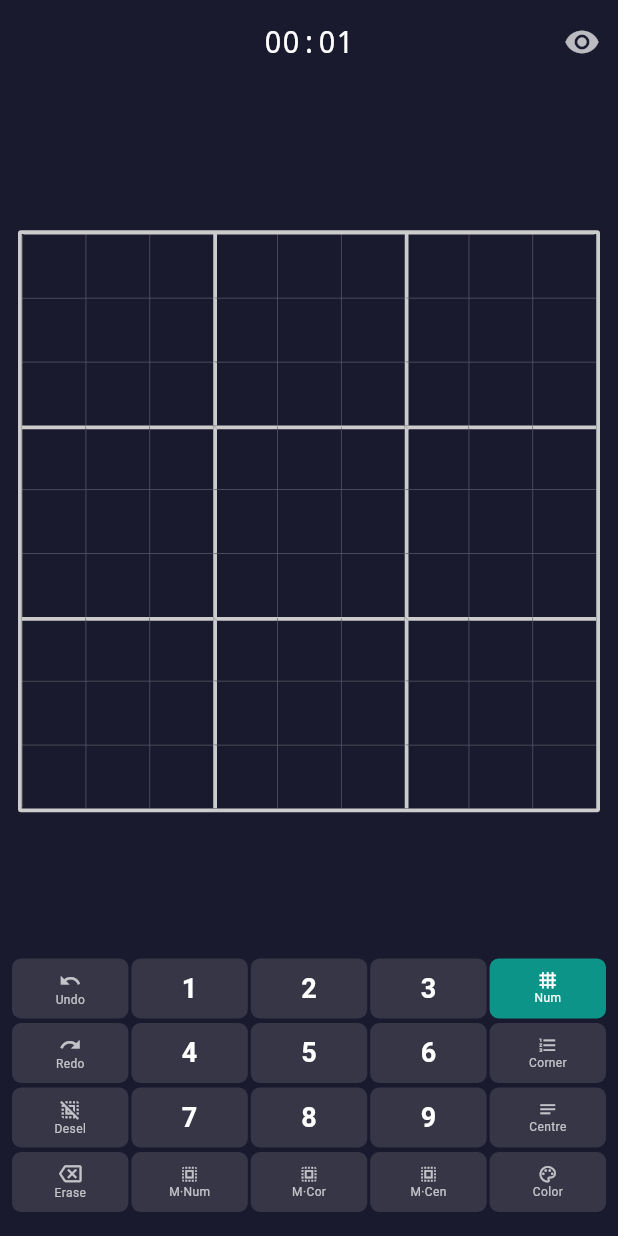
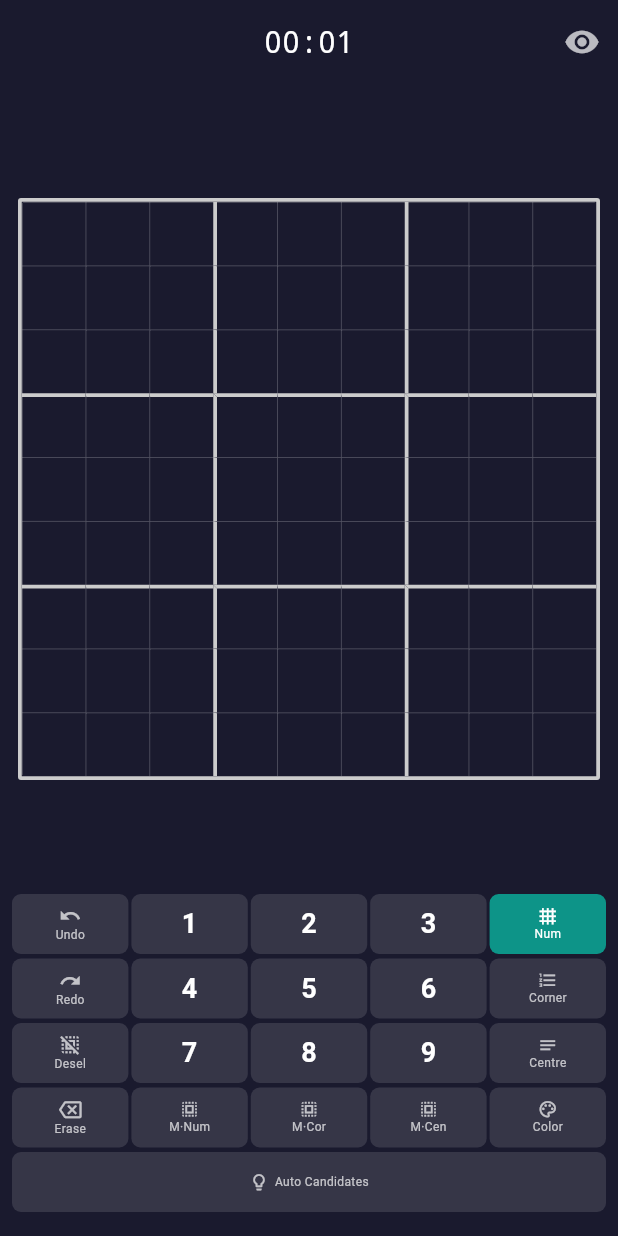
Before and after one commit to NVME-git/InGrid, a Flutter app: the GameScreen screen opened by its route, on a phone screen of 412 x 824 dp. Run offline on Flutter 3.47's test engine with Material 3 defaults, Android fonts, the phone set to English and light mode, and no system bars; our stand-ins replace flutter_riverpod, go_router.

Commit message:
Add pinned-digit peer highlight and auto-candidates toggle
Co-authored-by: NVME-git <30406909+NVME-git@users.noreply.github.com>
Agent-Logs-Url: https://github.com/NVME-git/InGrid/sessions/9488c37b-2b39-4e62-8e5a-c3087aba7f29

```diff
--- a/lib/features/game/game_state.dart
+++ b/lib/features/game/game_state.dart
@@ -38,6 +38,9 @@ class GameState {
   /// When set (and selectedCells is empty), tints all cells containing this digit
   /// with the same-value highlight — used by the long-press digit action.
   final int? pinnedDigit;
+  /// When true, every empty cell that has no user-written notes shows its
+  /// computed valid candidates as dim corner notes.
+  final bool autoCandidates;
 
   const GameState({
     required this.board,
@@ -55,6 +58,7 @@ class GameState {
     this.flashNoteDigit,
     this.flashNoteMode,
     this.pinnedDigit,
+    this.autoCandidates = false,
   });
 
   GameState copyWith({
@@ -77,6 +81,7 @@ class GameState {
     int? pinnedDigit,
     // Pass clearPinnedDigit: true to null-out the pinned digit highlight.
     bool clearPinnedDigit = false,
+    bool? autoCandidates,
   }) {
     return GameState(
       board: board ?? this.board,
@@ -94,6 +99,7 @@ class GameState {
       flashNoteDigit: clearFlash ? null : (flashNoteDigit ?? this.flashNoteDigit),
       flashNoteMode: clearFlash ? null : (flashNoteMode ?? this.flashNoteMode),
       pinnedDigit: clearPinnedDigit ? null : (pinnedDigit ?? this.pinnedDigit),
+      autoCandidates: autoCandidates ?? this.autoCandidates,
     );
   }
 }
@@ -481,6 +487,10 @@ class GameNotifier extends Notifier<GameState> {
     state = state.copyWith(showConflicts: !state.showConflicts);
   }
 
+  void toggleAutoCandidates() {
+    state = state.copyWith(autoCandidates: !state.autoCandidates);
+  }
+
   void _saveUndoSnapshot() {
     _undoStack.add(state.board.copy());
   }
--- a/lib/features/game/widgets/digit_toolbar.dart
+++ b/lib/features/game/widgets/digit_toolbar.dart
@@ -2,15 +2,16 @@ import 'package:flutter/material.dart';
 import 'package:flutter_riverpod/flutter_riverpod.dart';
 import '../game_state.dart';
 
-// Compact 4-row grid layout — never overflows in portrait or landscape:
+// Compact layout — never overflows in portrait or landscape:
 //
 //   Row 1:  [Undo]     [1] [2] [3]  [Num]
 //   Row 2:  [Redo]     [4] [5] [6]  [Corner]
 //   Row 3:  [Deselect] [7] [8] [9]  [Centre]
 //   Row 4:  [Erase] [M·Num] [M·Cor] [M·Cen] [Color]
-//   Row 5:  (compact color-picker — only visible in Color mode)
+//   Row 5:  [Auto Candidates  (full-width toggle)]
+//   Row 6:  (compact color-picker — only visible in Color mode)
 //
-// Each row uses 5 Expanded children separated by 2 px gaps.
+// Rows 1–4 use 5 Expanded children separated by 2 px gaps.
 // All buttons are exactly 40 px tall; text labels use 8-9 px font.
 
 class DigitToolbar extends ConsumerWidget {
@@ -98,7 +99,31 @@ class DigitToolbar extends ConsumerWidget {
             onTap: () => notifier.setEntryModeAndMulti(EntryMode.highlighter, false),
           ),
         ]),
-        // ── Row 5: compact color picker (only in Color mode) ───────────────
+        const SizedBox(height: 3),
+        // ── Row 5: Auto Candidates toggle ─────────────────────────────────
+        _Btn(
+          active: game.autoCandidates,
+          onTap: notifier.toggleAutoCandidates,
+          child: Row(
+            mainAxisSize: MainAxisSize.min,
+            children: [
+              Icon(
+                Icons.lightbulb_outline,
+                size: 13,
+                color: game.autoCandidates ? Colors.white : Colors.white70,
+              ),
+              const SizedBox(width: 4),
+              Text(
+                'Auto Candidates',
+                style: TextStyle(
+                  fontSize: 8,
+                  color: game.autoCandidates ? Colors.white : Colors.white70,
+                ),
+              ),
+            ],
+          ),
+        ),
+        // ── Row 6: compact color picker (only in Color mode) ───────────────
         if (isColor) ...[
           const SizedBox(height: 4),
           _ColorPickerRow(
--- a/lib/features/game/widgets/sudoku_grid.dart
+++ b/lib/features/game/widgets/sudoku_grid.dart
@@ -73,6 +73,26 @@ class _SudokuGridState extends ConsumerState<SudokuGrid> {
       }
     }
 
+    // ── When a digit is pinned via long-press, also highlight peers of every
+    //    matching-value cell so unhighlighted cells reveal candidate positions.
+    if (game.pinnedDigit != null && selected.isEmpty) {
+      for (final (sr, sc) in sameValueCells) {
+        for (int c = 0; c < 9; c++) {
+          if (c != sc) peerCells.add((sr, c));
+        }
+        for (int r = 0; r < 9; r++) {
+          if (r != sr) peerCells.add((r, sc));
+        }
+        final boxR = (sr ~/ 3) * 3;
+        final boxC = (sc ~/ 3) * 3;
+        for (int r = boxR; r < boxR + 3; r++) {
+          for (int c = boxC; c < boxC + 3; c++) {
+            if (r != sr || c != sc) peerCells.add((r, c));
+          }
+        }
+      }
+    }
+
     return AspectRatio(
       aspectRatio: 1,
       child: Container(
@@ -114,6 +134,21 @@ class _SudokuGridState extends ConsumerState<SudokuGrid> {
                 final isFlashConflict = game.flashConflictCells.contains((row, col));
                 final isFlashNoteAttempt = game.flashNoteCells.contains((row, col));
 
+                // Compute auto-candidate notes: shown for empty cells with no user
+                // notes when auto-candidates mode is active.
+                Set<int>? autoCandidateNotes;
+                if (game.autoCandidates &&
+                    cell.digit == null &&
+                    cell.cornerNotes.isEmpty &&
+                    cell.centreNotes.isEmpty) {
+                  autoCandidateNotes = {};
+                  for (int d = 1; d <= 9; d++) {
+                    if (SudokuValidator.isValidPlacement(board, row, col, d)) {
+                      autoCandidateNotes.add(d);
+                    }
+                  }
+                }
+
                 return _SudokuCell(
                   cell: cell,
                   row: row,
@@ -126,6 +161,7 @@ class _SudokuGridState extends ConsumerState<SudokuGrid> {
                   isFlashNoteAttempt: isFlashNoteAttempt,
                   flashNoteDigit: game.flashNoteDigit,
                   flashNoteMode: game.flashNoteMode,
+                  autoCandidateNotes: autoCandidateNotes,
                   onTap: () {
                     ref.read(gameProvider.notifier).selectCell(row, col);
                   },
@@ -158,6 +194,8 @@ class _SudokuCell extends StatelessWidget {
   final bool isFlashNoteAttempt;
   final int? flashNoteDigit;
   final EntryMode? flashNoteMode;
+  /// Non-null when auto-candidates mode is on and cell is empty with no user notes.
+  final Set<int>? autoCandidateNotes;
   final VoidCallback onTap;
   final VoidCallback onDragEnter;
 
@@ -173,6 +211,7 @@ class _SudokuCell extends StatelessWidget {
     required this.isFlashNoteAttempt,
     required this.flashNoteDigit,
     required this.flashNoteMode,
+    this.autoCandidateNotes,
     required this.onTap,
     required this.onDragEnter,
   });
@@ -257,13 +296,18 @@ class _SudokuCell extends StatelessWidget {
       );
     }
 
-    final hasNotes = cell.cornerNotes.isNotEmpty || cell.centreNotes.isNotEmpty;
+    final hasUserNotes = cell.cornerNotes.isNotEmpty || cell.centreNotes.isNotEmpty;
+    final hasAutoNotes = autoCandidateNotes?.isNotEmpty == true;
+    final hasNotes = hasUserNotes || hasAutoNotes;
 
     if (hasNotes || isFlashNoteAttempt) {
       return Stack(
         children: [
           if (cell.cornerNotes.isNotEmpty)
-            _CornerNotes(notes: cell.cornerNotes),
+            _CornerNotes(notes: cell.cornerNotes)
+          else if (hasAutoNotes)
+            // Auto-computed candidates shown dimmer than user notes
+            _CornerNotes(notes: autoCandidateNotes!, textColor: Colors.white30),
           if (cell.centreNotes.isNotEmpty)
             Center(
               child: Text(
@@ -322,7 +366,8 @@ class _FlashNoteOverlay extends StatelessWidget {
 
 class _CornerNotes extends StatelessWidget {
   final Set<int> notes;
-  const _CornerNotes({required this.notes});
+  final Color textColor;
+  const _CornerNotes({required this.notes, this.textColor = Colors.white54});
 
   @override
   Widget build(BuildContext context) {
@@ -336,7 +381,7 @@ class _CornerNotes extends StatelessWidget {
         return Center(
           child: Text(
             notes.contains(digit) ? '$digit' : '',
-            style: const TextStyle(fontSize: 6, color: Colors.white54),
+            style: TextStyle(fontSize: 6, color: textColor),
           ),
         );
       },
```
